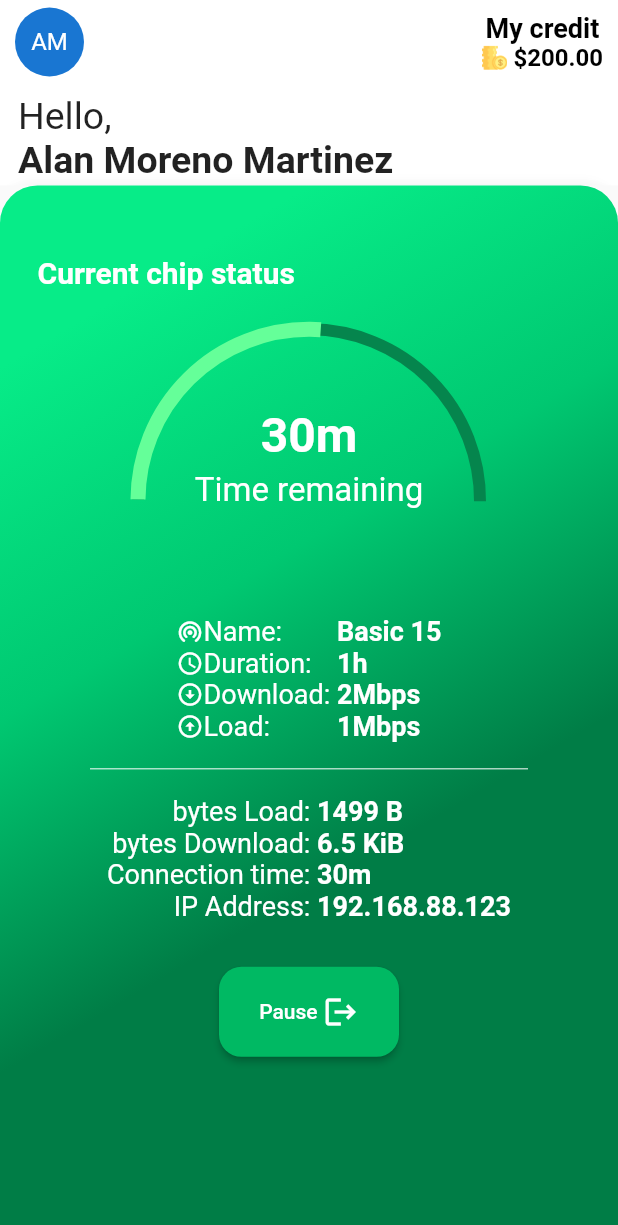
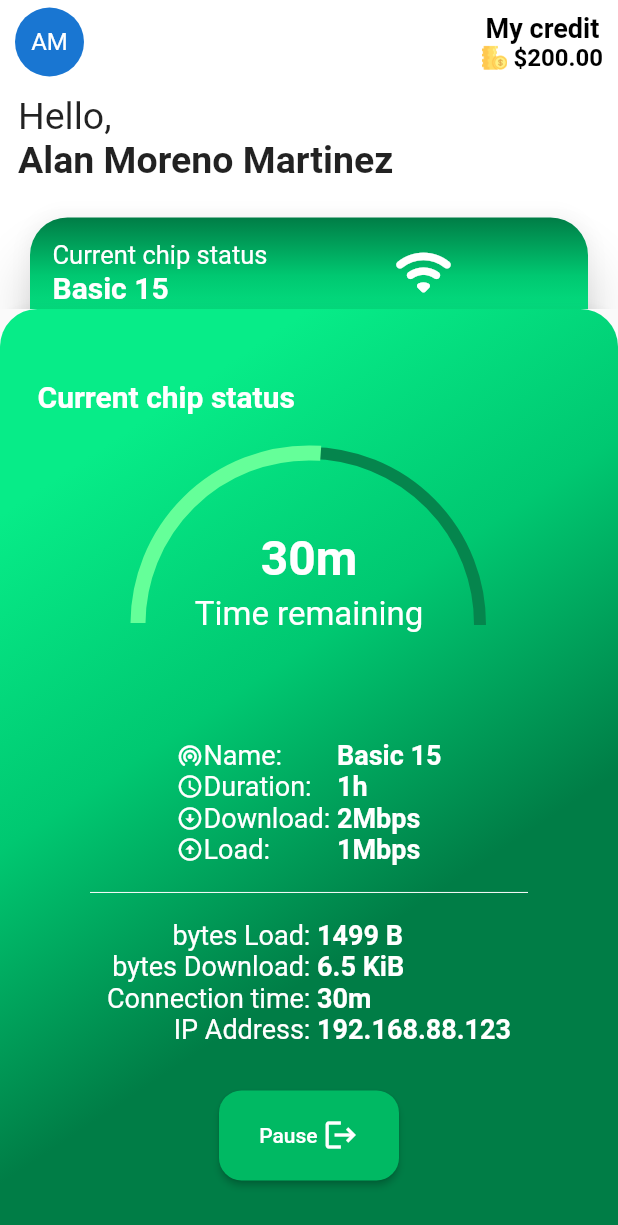
Before and after one commit to blazarnet/zombiapp, a Flutter app: the HomePage screen opened directly, after a tap on "Current chip status", on a phone screen of 412 x 824 dp. Shown: the top 1225 px of the screen. Run offline on Flutter 3.47's test engine with Material 2 defaults, Android fonts, the phone set to English and light mode, and no system bars; our stand-ins replace curved_navigation_bar, google_maps_flutter, image_picker, rive; missing offline and left inert: dart:ffi; statements that could not run were skipped.

Commit message:
Corrección del tamaño del modal

```diff
--- a/lib/widgets/card_connect.dart
+++ b/lib/widgets/card_connect.dart
@@ -277,7 +277,7 @@ class _CardConnectWidgetState extends State<CardConnectWidget> {
       builder: (context) {
         final size = MediaQuery.of(context).size;
         return Container(
-          height: size.height * 0.85,
+          height: size.height * 0.75,
           child: StatusTab(),
         );
       },
```
